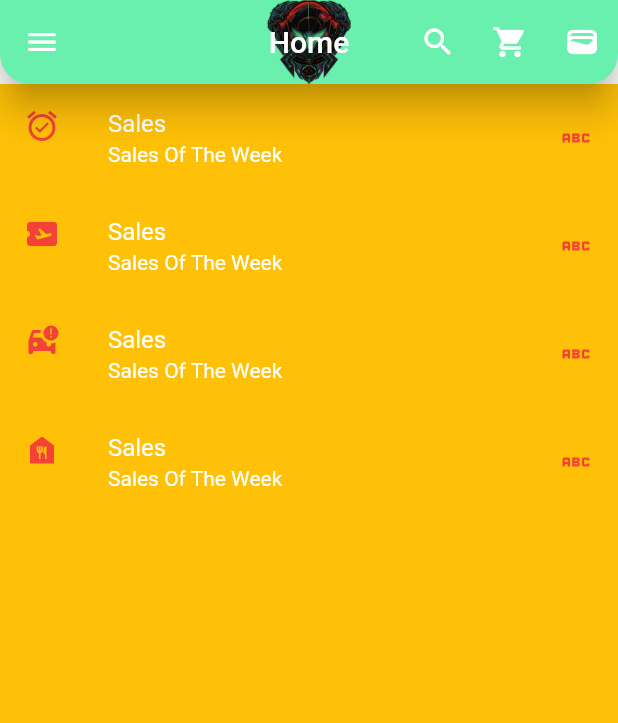
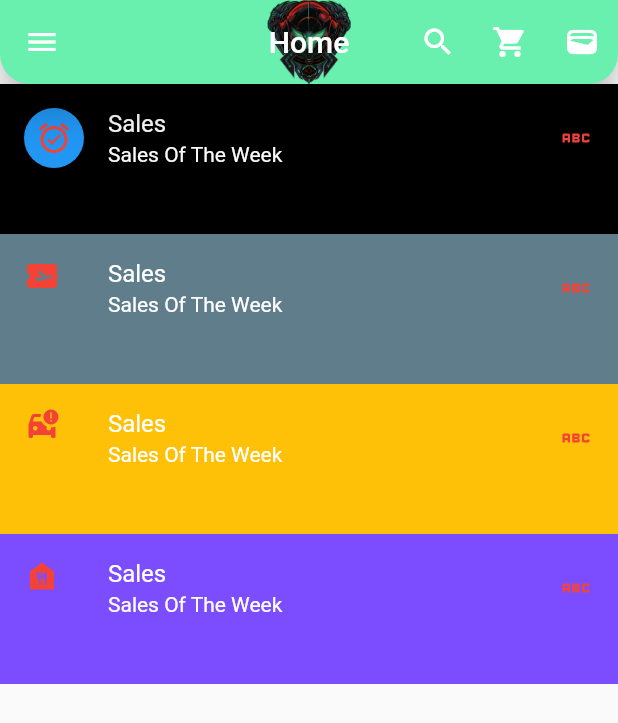
Before and after one commit to shinmantis/CodingWithT, a Flutter app: the screen it shows after launch, on a phone screen of 412 x 824 dp. Shown: the top 723 px of the screen. Run offline on Flutter 3.47's test engine with Material 2 defaults, Android fonts, the phone set to English and light mode, and no system bars; our stand-ins replace font_awesome_flutter; missing offline and left inert: dart:ffi.

Commit message:
Coding with T, Section 2.9A Static ListView.  More useful links in Main

```diff
--- a/lib/screens/Home.dart
+++ b/lib/screens/Home.dart
@@ -29,25 +29,29 @@ class Home extends StatelessWidget {
         ),
       ),
       body: Container(
-        color: Colors.amber,
+        //color: Colors.amber,
         child:  ListView(
+          itemExtent: 100.0, //predetermines the size of each cell rather than letting the children determine
+          reverse: false, //Makes the listview populate from the bottom so it scrolls upward instead of downward
+          scrollDirection: Axis.vertical, //allows you to scroll in portrait/landscape mode, doesn't automatically change the text direction
           children: [
             ListTile(
               tileColor: Colors.black,
-              leading: Icon(Icons.alarm_on_sharp),
+              leading: CircleAvatar(child: Icon(Icons.alarm_on_sharp,), backgroundColor: Colors.blue, foregroundColor: Colors.red,),
               title: Text("Sales"),
               subtitle: Text("Sales Of The Week"),
               trailing: Icon(Icons.abc),
-              textColor: Colors.white,
+              textColor: Colors.grey.shade50,
               iconColor: Colors.red,
               hoverColor: Colors.purple,
               selectedColor: Colors.red,
-              selectedTileColor: Colors.grey,
+              selectedTileColor: Colors.grey.shade900,
               onLongPress: (){},
               onTap: (){},
 
             ),
             ListTile(
+              tileColor: Colors.blueGrey,
               leading: Icon(Icons.airplane_ticket),
               title: Text("Sales"),
               subtitle: Text("Sales Of The Week"),
@@ -62,6 +66,7 @@ class Home extends StatelessWidget {
 
             ),
             ListTile(
+              tileColor: Colors.amber,
               leading: Icon(Icons.car_crash),
               title: Text("Sales"),
               subtitle: Text("Sales Of The Week"),
@@ -77,6 +82,7 @@ class Home extends StatelessWidget {
             ),
             ListTile(
               leading: Icon(Icons.food_bank),
+              tileColor: Colors.deepPurpleAccent,
               title: Text("Sales"),
               subtitle: Text("Sales Of The Week"),
               trailing: Icon(Icons.abc),
```
